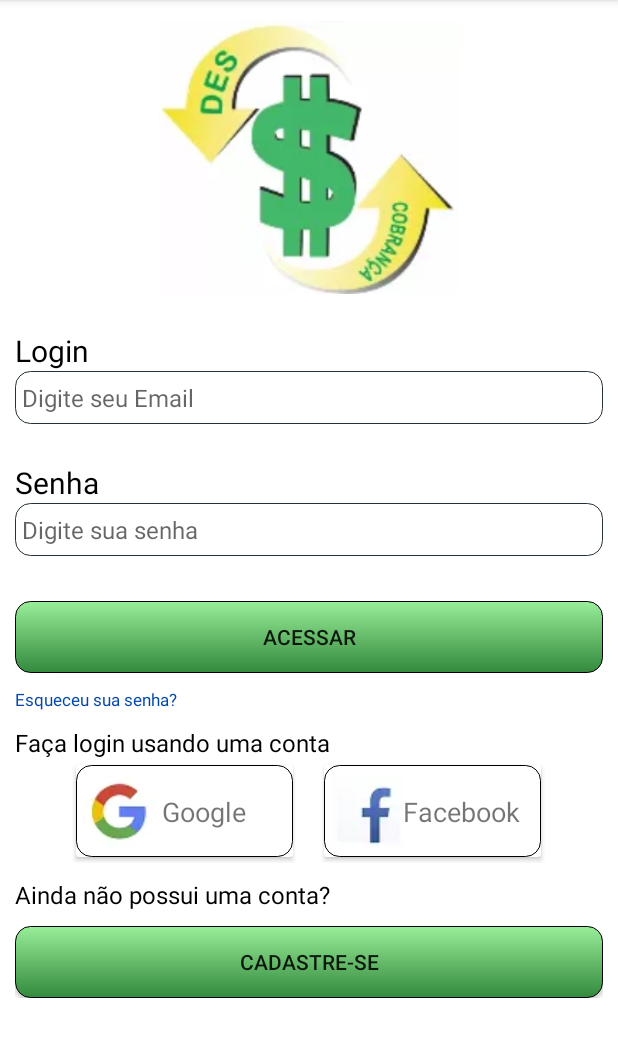
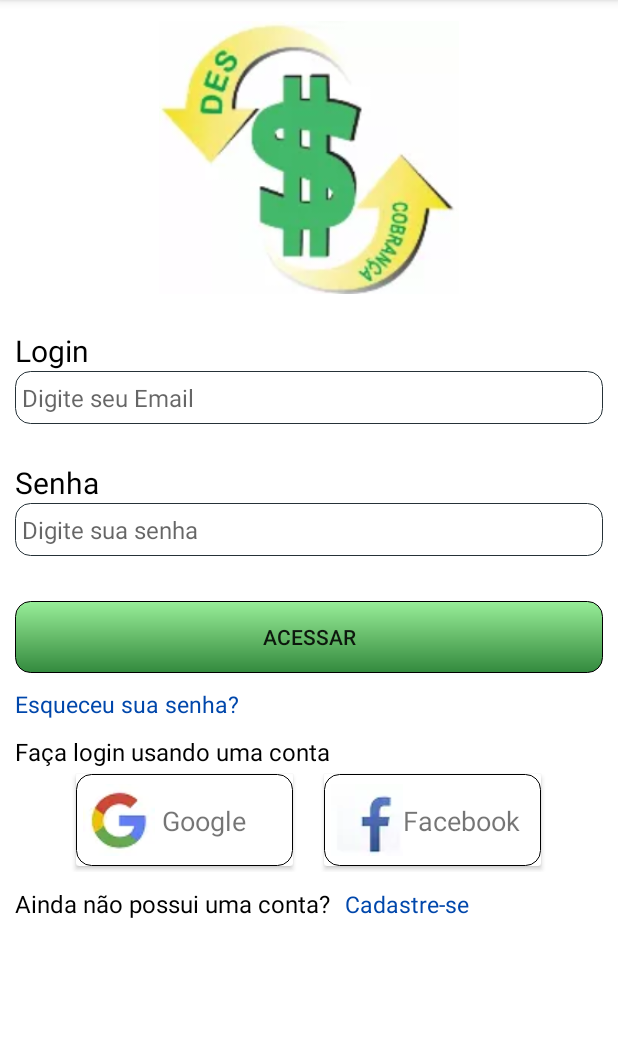
Before and after one commit to wifoli/app_desconta, an Android app: the screen it shows after launch (Tela_login), on a phone screen of 412 x 824 dp, the part 84-1141 px from its top. Run offline under Robolectric (Android 15) with nearby library versions, the phone set to English and light mode, and no system bars; our stand-ins replace Firebase (no records; nobody signed in at launch, a user with empty details on screens opened directly); libraries missing offline, so code that uses them is left out: com.facebook, com.facebook.login; 2 statements that could not run were skipped.

Commit message:
UPDATED - melhoria na tela de login

```diff
--- a/app/src/main/java/com/app_desconta/login/Tela_login.java
+++ b/app/src/main/java/com/app_desconta/login/Tela_login.java
@@ -52,12 +52,12 @@ import static com.app_desconta.util.Util.verificaConexao;
 public class Tela_login extends AppCompatActivity implements View.OnClickListener, View.OnFocusChangeListener {
 
     private Button bt_acessar;
-    private Button bt_cadastrar;
     private CardView loginGoogle;
     private CardView loginFacebbok;
     private EditText editTextEmail;
     private EditText editTextSenha;
     private TextView esqueceuSenha;
+    private TextView cadastrar;
 
     private String email;
     private String senha;
@@ -72,19 +72,19 @@ public class Tela_login extends AppCompatActivity implements View.OnClickListene
         setContentView(R.layout.tela_login);
 
         bt_acessar = (Button) findViewById(R.id.bt_login_acessar);
-        bt_cadastrar = (Button) findViewById(R.id.bt_login_cadastrar);
         loginGoogle = (CardView) findViewById(R.id.logar_com_google);
         loginFacebbok = (CardView) findViewById(R.id.logar_com_facebook);
         editTextEmail = (EditText) findViewById(R.id.et_login_login);
         editTextSenha = (EditText) findViewById(R.id.et_login_senha);
         esqueceuSenha = (TextView) findViewById(R.id.esqueceuSenha);
+        cadastrar = (TextView) findViewById(R.id.et_cadastrese);
 
         auth = FirebaseAuth.getInstance();
         iniciarServicosGoogle();
         iniciarServicosFacebook();
 
         bt_acessar.setOnClickListener(this);
-        bt_cadastrar.setOnClickListener(this);
+        cadastrar.setOnClickListener(this);
         esqueceuSenha.setOnClickListener(this);
         loginGoogle.setOnClickListener(this);
         loginFacebbok.setOnClickListener(this);
@@ -101,7 +101,7 @@ public class Tela_login extends AppCompatActivity implements View.OnClickListene
 
                 if (!estaVazio() && verificaConexao(getBaseContext())) logarComEmail();
                 break;
-            case R.id.bt_login_cadastrar:
+            case R.id.et_cadastrese:
                 startActivity(new Intent(getBaseContext(), TelaCadastroEmail.class));
                 break;
             case R.id.esqueceuSenha:
--- a/app/src/main/res/layout/tela_login.xml
+++ b/app/src/main/res/layout/tela_login.xml
@@ -69,8 +69,8 @@
                 android:layout_width="match_parent"
                 android:layout_height="wrap_content"
                 android:layout_marginTop="30dp"
+                android:background="@drawable/meu_botao"
                 android:foreground="?attr/selectableItemBackground"
-                android:background="@drawable/meu_botao"
                 android:text="@string/bt_login_acessar" />
 
             <TextView
@@ -81,7 +81,7 @@
                 android:foreground="?attr/selectableItemBackground"
                 android:text="@string/esqueceu_a_senha"
                 android:textColor="#0047ab"
-                android:textSize="5pt" />
+                android:textSize="7pt" />
 
             <TextView
                 android:layout_width="wrap_content"
@@ -120,9 +120,9 @@
                         <TextView
                             android:layout_width="wrap_content"
                             android:layout_height="wrap_content"
+                            android:layout_marginTop="12dp"
                             android:text=" Google"
-                            android:textSize="8pt"
-                            android:layout_marginTop="12dp"/>
+                            android:textSize="8pt" />
 
                     </LinearLayout>
                 </androidx.cardview.widget.CardView>
@@ -138,7 +138,7 @@
                     <LinearLayout
                         android:layout_width="match_parent"
                         android:layout_height="match_parent"
-                        android:background="@drawable/meu_botao_cards">>
+                        android:background="@drawable/meu_botao_cards">
 
                         <ImageView
                             android:layout_width="wrap_content"
@@ -148,31 +148,40 @@
                         <TextView
                             android:layout_width="wrap_content"
                             android:layout_height="wrap_content"
+                            android:layout_marginTop="12dp"
                             android:text="Facebook"
-                            android:textSize="8pt"
-                            android:layout_marginTop="12dp"/>
+                            android:textSize="8pt" />
                     </LinearLayout>
                 </androidx.cardview.widget.CardView>
 
             </LinearLayout>
+
+            <LinearLayout
+                android:layout_width="wrap_content"
+                android:layout_height="wrap_content"
+                android:orientation="horizontal">
 
                 <TextView
                     android:id="@+id/tv_login_cadastar"
                     android:layout_width="wrap_content"
                     android:layout_height="wrap_content"
                     android:layout_marginTop="10dp"
+                    android:text="@string/tv_login_cadastrar"
                     android:textColor="@color/colorPrimaryText"
-                android:text="@string/tv_login_cadastrar"
                     android:textSize="16sp" />
 
-            <Button
-                android:id="@+id/bt_login_cadastrar"
-                android:layout_width="match_parent"
+                <TextView
+                    android:id="@+id/et_cadastrese"
+                    android:layout_width="wrap_content"
                     android:layout_height="wrap_content"
+                    android:layout_marginStart="10dp"
                     android:layout_marginTop="10dp"
                     android:foreground="?attr/selectableItemBackground"
-                android:background="@drawable/meu_botao"
-                android:text="@string/bt_login_cadastrar" />
+                    android:text="@string/bt_login_cadastrar"
+                    android:textColor="#0047ab"
+                    android:textSize="7pt" />
+            </LinearLayout>
+
         </LinearLayout>
 
     </LinearLayout>
```
Lines whose indentation alone changed are shown as unchanged.
